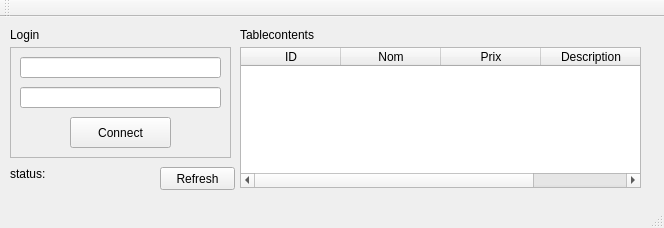
Old version of the form qtqrcode.ui in the repository TsilaAllaoui/QtQRCode.
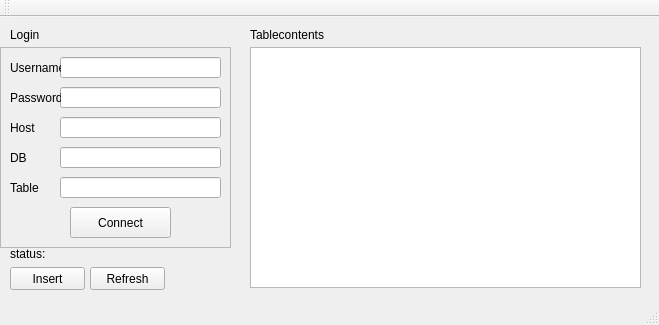
New version of the form.

Commit message: -Making column dynamic -Added more input text for precise connection to DB -Refactoring -Beginning Insert GUI Widget

The edit to the form file:
```diff
--- a/qtqrcode.ui
+++ b/qtqrcode.ui
@@ -6,8 +6,8 @@
    <rect>
     <x>0</x>
     <y>0</y>
-    <width>664</width>
-    <height>228</height>
+    <width>659</width>
+    <height>325</height>
    </rect>
   </property>
   <property name="windowTitle">
@@ -17,10 +17,10 @@
    <widget class="QFrame" name="frame">
     <property name="geometry">
      <rect>
-      <x>10</x>
+      <x>0</x>
       <y>30</y>
-      <width>221</width>
-      <height>111</height>
+      <width>231</width>
+      <height>201</height>
      </rect>
     </property>
     <property name="frameShape">
@@ -32,8 +32,8 @@
     <widget class="QPushButton" name="loginButton">
      <property name="geometry">
       <rect>
-       <x>60</x>
-       <y>70</y>
+       <x>70</x>
+       <y>160</y>
        <width>101</width>
        <height>31</height>
       </rect>
@@ -45,9 +45,9 @@
     <widget class="QLineEdit" name="usernameText">
      <property name="geometry">
       <rect>
-       <x>10</x>
+       <x>60</x>
        <y>10</y>
-       <width>201</width>
+       <width>161</width>
        <height>21</height>
       </rect>
      </property>
@@ -55,9 +55,104 @@
     <widget class="QLineEdit" name="passwordText">
      <property name="geometry">
       <rect>
+       <x>60</x>
+       <y>40</y>
+       <width>161</width>
+       <height>21</height>
+      </rect>
+     </property>
+    </widget>
+    <widget class="QLineEdit" name="dbText">
+     <property name="geometry">
+      <rect>
+       <x>60</x>
+       <y>100</y>
+       <width>161</width>
+       <height>21</height>
+      </rect>
+     </property>
+    </widget>
+    <widget class="QLineEdit" name="tableText">
+     <property name="geometry">
+      <rect>
+       <x>60</x>
+       <y>130</y>
+       <width>161</width>
+       <height>21</height>
+      </rect>
+     </property>
+    </widget>
+    <widget class="QLabel" name="label">
+     <property name="geometry">
+      <rect>
        <x>10</x>
+       <y>10</y>
+       <width>51</width>
+       <height>21</height>
+      </rect>
+     </property>
+     <property name="text">
+      <string>Username</string>
+     </property>
+    </widget>
+    <widget class="QLabel" name="label_2">
+     <property name="geometry">
+      <rect>
+       <x>10</x>
        <y>40</y>
-       <width>201</width>
+       <width>51</width>
+       <height>21</height>
+      </rect>
+     </property>
+     <property name="text">
+      <string>Password</string>
+     </property>
+    </widget>
+    <widget class="QLabel" name="label_4">
+     <property name="geometry">
+      <rect>
+       <x>10</x>
+       <y>100</y>
+       <width>51</width>
+       <height>21</height>
+      </rect>
+     </property>
+     <property name="text">
+      <string>DB</string>
+     </property>
+    </widget>
+    <widget class="QLabel" name="label_5">
+     <property name="geometry">
+      <rect>
+       <x>10</x>
+       <y>130</y>
+       <width>51</width>
+       <height>21</height>
+      </rect>
+     </property>
+     <property name="text">
+      <string>Table</string>
+     </property>
+    </widget>
+    <widget class="QLabel" name="label_3">
+     <property name="geometry">
+      <rect>
+       <x>10</x>
+       <y>70</y>
+       <width>51</width>
+       <height>21</height>
+      </rect>
+     </property>
+     <property name="text">
+      <string>Host</string>
+     </property>
+    </widget>
+    <widget class="QLineEdit" name="ipText">
+     <property name="geometry">
+      <rect>
+       <x>60</x>
+       <y>70</y>
+       <width>161</width>
        <height>21</height>
       </rect>
      </property>
@@ -80,7 +175,7 @@
     <property name="geometry">
      <rect>
       <x>10</x>
-      <y>150</y>
+      <y>230</y>
       <width>47</width>
       <height>13</height>
      </rect>
@@ -93,7 +188,7 @@
     <property name="geometry">
      <rect>
       <x>50</x>
-      <y>150</y>
+      <y>230</y>
       <width>121</width>
       <height>16</height>
      </rect>
@@ -105,7 +200,7 @@
    <widget class="QLabel" name="Tablecontents">
     <property name="geometry">
      <rect>
-      <x>240</x>
+      <x>250</x>
       <y>10</y>
       <width>91</width>
       <height>16</height>
@@ -118,44 +213,24 @@
    <widget class="QTableWidget" name="tableWidget">
     <property name="geometry">
      <rect>
-      <x>240</x>
+      <x>250</x>
       <y>30</y>
-      <width>401</width>
-      <height>141</height>
+      <width>391</width>
+      <height>241</height>
      </rect>
     </property>
     <property name="columnCount">
-     <number>4</number>
+     <number>0</number>
     </property>
     <attribute name="verticalHeaderVisible">
      <bool>false</bool>
     </attribute>
-    <column>
-     <property name="text">
-      <string>ID</string>
-     </property>
-    </column>
-    <column>
-     <property name="text">
-      <string>Nom</string>
-     </property>
-    </column>
-    <column>
-     <property name="text">
-      <string>Prix</string>
-     </property>
-    </column>
-    <column>
-     <property name="text">
-      <string>Description</string>
-     </property>
-    </column>
    </widget>
    <widget class="QPushButton" name="refreshButton">
     <property name="geometry">
      <rect>
-      <x>160</x>
-      <y>150</y>
+      <x>90</x>
+      <y>250</y>
       <width>75</width>
       <height>23</height>
      </rect>
@@ -164,6 +239,19 @@
      <string>Refresh</string>
     </property>
    </widget>
+   <widget class="QPushButton" name="insertButton">
+    <property name="geometry">
+     <rect>
+      <x>10</x>
+      <y>250</y>
+      <width>75</width>
+      <height>23</height>
+     </rect>
+    </property>
+    <property name="text">
+     <string>Insert</string>
+    </property>
+   </widget>
   </widget>
   <widget class="QMenuBar" name="menuBar">
    <property name="geometry">
```
Left out of the diff: 2 changed lines with no effect on the pictures. The commit also changes 8 other files.
